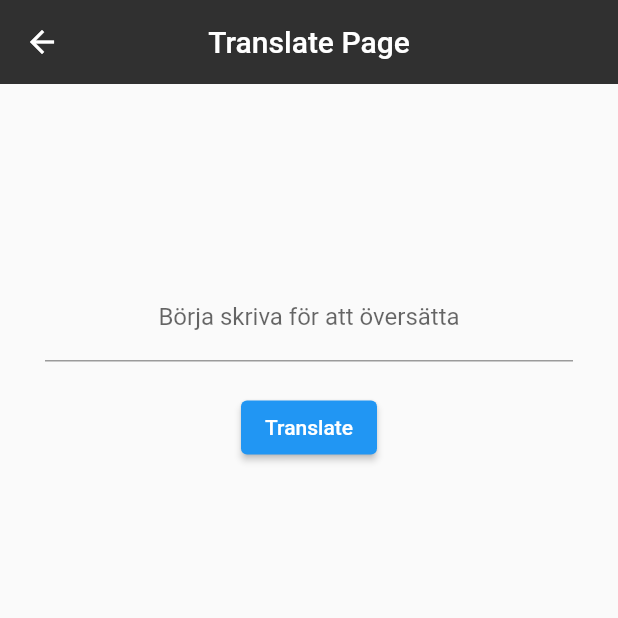
After one commit to Wijkarn/Mobilt_java22_Mathias_Wijk_slutprojekt_Sprint_v_3, a Flutter app: the screen it shows after launch, after a tap on "Go to Rumanian Translation", on a phone screen of 412 x 824 dp, the top half of it. The commit adds this screen. Run offline on Flutter 3.47's test engine with Material 2 defaults, Android fonts, the phone set to English and light mode, and no system bars; our stand-ins replace cloud_firestore, firebase_core; missing offline and left inert: translator; accounts and stored records are empty.

Commit message:
Added comments

```diff
--- a/lib/main.dart
+++ b/lib/main.dart
@@ -3,16 +3,18 @@ import 'package:flutter/material.dart';
 import 'translationPageDe.dart';
 import 'translationPageEn.dart';
 import 'translationPageFi.dart';
+import 'translationPageRo.dart';
 import 'firebase_options.dart';
 
+// This is the main entry point of the Flutter application.
 Future<void> main() async {
+  // Ensure that Flutter is initialized and Firebase services are ready.
   WidgetsFlutterBinding.ensureInitialized();
   await Firebase.initializeApp(
     options: DefaultFirebaseOptions.currentPlatform,
   );
 
-  //initializing firebase
-
+  // Initialize the Flutter app and define routes for different pages.
   runApp(MaterialApp(
     debugShowCheckedModeBanner: false,
     initialRoute: '/',
@@ -21,10 +23,12 @@ Future<void> main() async {
       '/TranslationPageEn': (context) => const TranslatePageEn(),
       '/TranslationPageDe': (context) => const TranslatePageDe(),
       '/TranslationPageFi': (context) => const TranslatePageFi(),
+      '/TranslationPageRo': (context) => const TranslatePageRo(),
     },
   ));
 }
 
+// This is the homepage of the app.
 class HomePage extends StatelessWidget {
   const HomePage({super.key});
 
@@ -40,6 +44,7 @@ class HomePage extends StatelessWidget {
       body: Column(
         mainAxisAlignment: MainAxisAlignment.center,
         children: <Widget>[
+          // Button to navigate to the English translation page.
           Center(
             child: ElevatedButton(
               onPressed: () {
@@ -49,6 +54,7 @@ class HomePage extends StatelessWidget {
             ),
           ),
           const SizedBox(height: 20),
+          // Button to navigate to the Danish translation page.
           Center(
             child: ElevatedButton(
               onPressed: () {
@@ -58,6 +64,7 @@ class HomePage extends StatelessWidget {
             ),
           ),
           const SizedBox(height: 20),
+          // Button to navigate to the Finnish translation page.
           Center(
             child: ElevatedButton(
               onPressed: () {
@@ -67,12 +74,13 @@ class HomePage extends StatelessWidget {
             ),
           ),
           const SizedBox(height: 20),
+          // Button to navigate to the Romanian translation page.
           Center(
             child: ElevatedButton(
               onPressed: () {
-                Navigator.pushNamed(context, '/HistoryPage');
+                Navigator.pushNamed(context, '/TranslationPageRo');
               },
-              child: const Text('Translation History'),
+              child: const Text('Go to Rumanian Translation'),
             ),
           ),
         ],
--- a/lib/translationPageDe.dart
+++ b/lib/translationPageDe.dart
@@ -10,22 +10,31 @@ class TranslatePageDe extends StatefulWidget {
 }
 
 class _TranslatePageDe extends State<TranslatePageDe> {
+  // Initialize the Google Translator and TextEditingController.
   GoogleTranslator translator = GoogleTranslator();
   TextEditingController textController = TextEditingController();
   String translatedText = '';
 
+  // Function to perform text translation and save the translation to Firebase Firestore.
   void translate() {
     String inputText = textController.text;
+
+    // Use the translator library to translate the input text to Danish ("da").
     translator.translate(inputText, to: "da").then((output) {
       setState(() {
         translatedText = output.text;
       });
 
+      // Access the Firebase Firestore instance.
       final FirebaseFirestore storeDB = FirebaseFirestore.instance;
+
+      // Create a data map to store the original and translated text.
       final data = <String, String>{
         "Original Text": inputText,
         "Translated Text": translatedText,
       };
+
+      // Add the data to a "translations" collection in Firebase Firestore.
       storeDB.collection("translations").add(data).then((docRef) {
         print("Working!");
       }).catchError((error) {
@@ -51,24 +60,23 @@ class _TranslatePageDe extends State<TranslatePageDe> {
             mainAxisAlignment: MainAxisAlignment.center,
             children: <Widget>[
               const SizedBox(height: 40),
-              Text(translatedText),
+              Text(translatedText), // Display the translated text.
               const SizedBox(height: 30),
               TextFormField(
                 controller: textController,
                 textAlign: TextAlign.center,
                 decoration: const InputDecoration(
                     label: Center(
-                      child: Text('Börja skriva för att översätta'),
-                    )
-                ),
+                  child: Text('Börja skriva för att översätta'),
+                )),
               ),
               const SizedBox(height: 20),
               ElevatedButton(
                 onPressed: translate,
+                // Trigger the translation when the button is pressed.
                 child: const Text("Translate"),
               ),
               const SizedBox(height: 20),
-
             ],
           ),
         ),
--- a/lib/translationPageEn.dart
+++ b/lib/translationPageEn.dart
@@ -10,22 +10,31 @@ class TranslatePageEn extends StatefulWidget {
 }
 
 class _TranslatePageEn extends State<TranslatePageEn> {
+  // Initialize the Google Translator and TextEditingController.
   GoogleTranslator translator = GoogleTranslator();
   TextEditingController textController = TextEditingController();
   String translatedText = '';
 
+  // Function to perform text translation and save the translation to Firebase Firestore.
   void translate() {
     String inputText = textController.text;
+
+    // Use the translator library to translate the input text to English ("en").
     translator.translate(inputText, to: "en").then((output) {
       setState(() {
         translatedText = output.text;
       });
 
+      // Access the Firebase Firestore instance.
       final FirebaseFirestore storeDB = FirebaseFirestore.instance;
+
+      // Create a data map to store the original and translated text.
       final data = <String, String>{
         "Original Text": inputText,
         "Translated Text": translatedText,
       };
+
+      // Add the data to a "translations" collection in Firebase Firestore.
       storeDB.collection("translations").add(data).then((docRef) {
         print("Working!");
       }).catchError((error) {
@@ -51,24 +60,23 @@ class _TranslatePageEn extends State<TranslatePageEn> {
             mainAxisAlignment: MainAxisAlignment.center,
             children: <Widget>[
               const SizedBox(height: 40),
-              Text(translatedText),
+              Text(translatedText), // Display the translated text.
               const SizedBox(height: 30),
               TextFormField(
                 controller: textController,
                 textAlign: TextAlign.center,
                 decoration: const InputDecoration(
                     label: Center(
-                      child: Text('Börja skriva för att översätta'),
-                    )
-                ),
+                  child: Text('Börja skriva för att översätta'),
+                )),
               ),
               const SizedBox(height: 20),
               ElevatedButton(
                 onPressed: translate,
+                // Trigger the translation when the button is pressed.
                 child: const Text("Translate"),
               ),
               const SizedBox(height: 20),
-
             ],
           ),
         ),
--- /dev/null
+++ b/lib/translationPageRo.dart
@@ -0,0 +1,86 @@
+import 'package:cloud_firestore/cloud_firestore.dart';
+import 'package:flutter/material.dart';
+import 'package:translator/translator.dart';
+
+class TranslatePageRo extends StatefulWidget {
+  const TranslatePageRo({super.key});
+
+  @override
+  State<TranslatePageRo> createState() => _TranslatePageRo();
+}
+
+class _TranslatePageRo extends State<TranslatePageRo> {
+  // Initialize the Google Translator and TextEditingController.
+  GoogleTranslator translator = GoogleTranslator();
+  TextEditingController textController = TextEditingController();
+  String translatedText = '';
+
+  // Function to perform text translation and save the translation to Firebase Firestore.
+  void translate() {
+    String inputText = textController.text;
+
+    // Use the translator library to translate the input text to Romanian ("ro").
+    translator.translate(inputText, to: "ro").then((output) {
+      setState(() {
+        translatedText = output.text;
+      });
+
+      // Access the Firebase Firestore instance.
+      final FirebaseFirestore storeDB = FirebaseFirestore.instance;
+
+      // Create a data map to store the original and translated text.
+      final data = <String, String>{
+        "Original Text": inputText,
+        "Translated Text": translatedText,
+      };
+
+      // Add the data to a "translations" collection in Firebase Firestore.
+      storeDB.collection("translations").add(data).then((docRef) {
+        print("Working!");
+      }).catchError((error) {
+        print(error);
+      });
+    });
+  }
+
+  @override
+  Widget build(BuildContext context) {
+    return Scaffold(
+      //backgroundColor: Colors.red[900],
+      appBar: AppBar(
+        title: const Text('Translate Page'),
+        centerTitle: true,
+        backgroundColor: Colors.grey[850],
+        elevation: 0.0,
+      ),
+      body: SingleChildScrollView(
+        child: Padding(
+          padding: const EdgeInsets.fromLTRB(30.0, 40.0, 30.0, 0.0),
+          child: Column(
+            mainAxisAlignment: MainAxisAlignment.center,
+            children: <Widget>[
+              const SizedBox(height: 40),
+              Text(translatedText), // Display the translated text.
+              const SizedBox(height: 30),
+              TextFormField(
+                controller: textController,
+                textAlign: TextAlign.center,
+                decoration: const InputDecoration(
+                    label: Center(
+                  child: Text('Börja skriva för att översätta'),
+                )),
+              ),
+              const SizedBox(height: 20),
+              ElevatedButton(
+                onPressed: translate,
+                // Trigger the translation when the button is pressed.
+                child: const Text("Translate"),
+              ),
+              const SizedBox(height: 20),
+            ],
+          ),
+        ),
+      ),
+    );
+  }
+}
```
